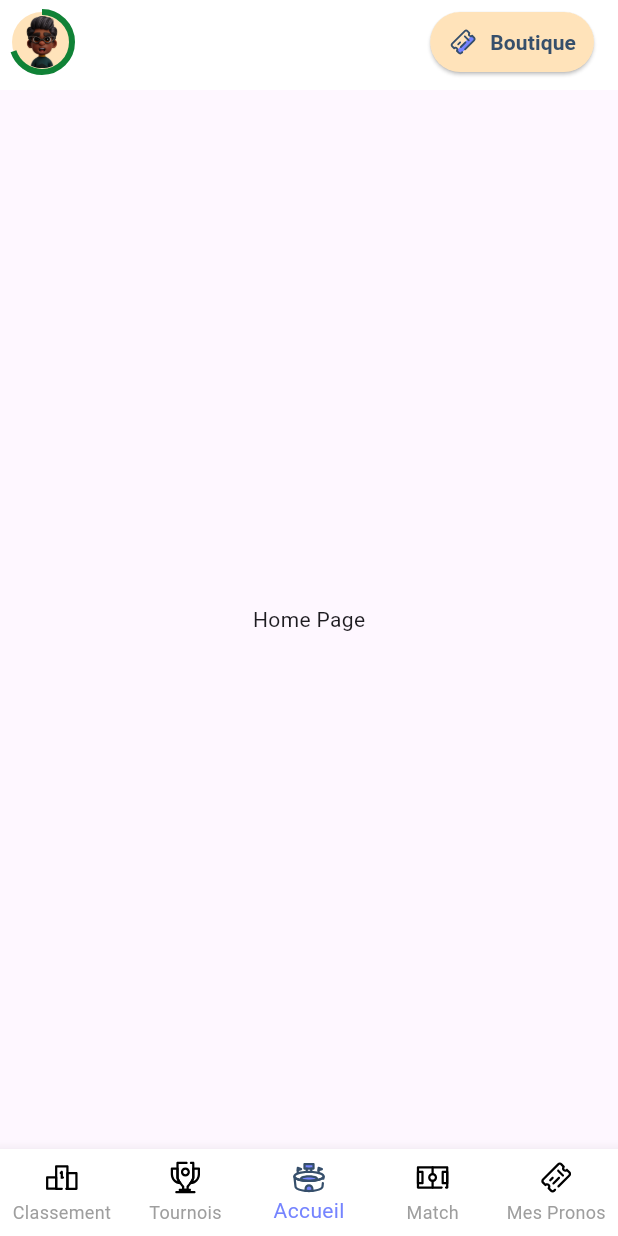
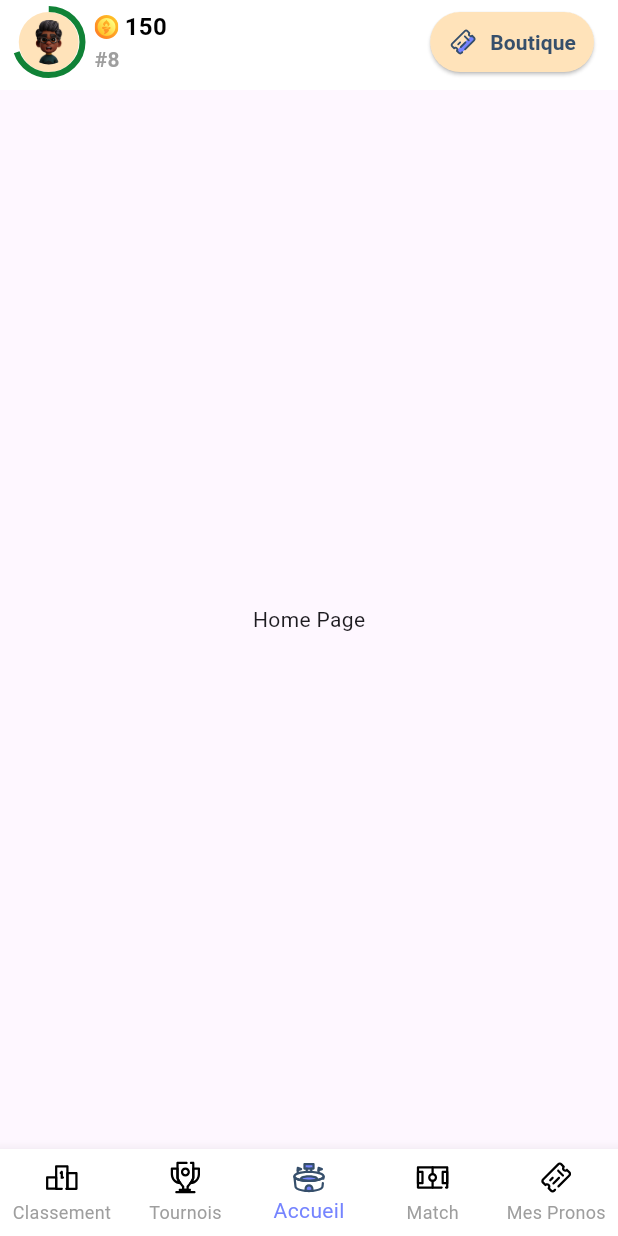
Before and after one commit to MAvyan/test_flutter, a Flutter app: the screen it shows after launch, on a phone screen of 412 x 824 dp. Run offline on Flutter 3.47's test engine with Material 3 defaults, Android fonts, the phone set to English and light mode, and no system bars; our stand-ins replace flutter_svg.

Commit message:
balance and rank

```diff
--- a/lib/TopNavigationBar.dart
+++ b/lib/TopNavigationBar.dart
@@ -1,6 +1,5 @@
 import 'package:flutter/material.dart';
 import 'package:flutter_svg/flutter_svg.dart';
-import 'dart:math' as math;
 
 class TopNavigationBar extends StatelessWidget implements PreferredSizeWidget {
   @override
@@ -12,39 +11,75 @@ class TopNavigationBar extends StatelessWidget implements PreferredSizeWidget {
       backgroundColor: Colors.white,
       elevation: 0,
       centerTitle: true,
+      leadingWidth: 150,
       leading: Padding(
-        padding: const EdgeInsets.all(8.0),
-        child: Stack(
+        padding: const EdgeInsets.only(left: 10.0, top: 6.0, bottom: 6.0), // Added left padding
+        child: Row(
+          children: [
+            // Profile picture with yellow background and progress bar
+            Stack(
               alignment: Alignment.center,
               children: [
-            // Circular yellow background
                 Container(
                   decoration: BoxDecoration(
                     shape: BoxShape.circle,
-                color: Color(0xFFFFE3BA), // Yellow background
+                    color: Color(0xFFFFE3BA),
                   ),
+                  width: 40,
+                  height: 40,
+                ),
+                SizedBox(
                   width: 45,
                   height: 45,
-            ),
-            // Green progress indicator
-            SizedBox(
-              width: 50,
-              height: 50,
                   child: CircularProgressIndicator(
-                value: 0.7, // Set the progress value here
+                    value: 0.7, // Set progress value
                     strokeWidth: 4,
-                valueColor: AlwaysStoppedAnimation<Color>(Color(0xFF108236)), // Green color
+                    valueColor: AlwaysStoppedAnimation<Color>(Color(0xFF108236)),
                     backgroundColor: Colors.transparent,
                   ),
                 ),
-            // Profile image
                 ClipOval(
                   child: Image.asset(
-                'lib/img/person.png', // Use the path to your PNG file here
-                width: 35,
-                height: 35,
+                    'lib/img/person.png',
+                    width: 30,
+                    height: 30,
                     fit: BoxFit.cover,
                   ),
+                ),
+              ],
+            ),
+            SizedBox(width: 8),
+            // Balance and Ranking
+            Column(
+              mainAxisAlignment: MainAxisAlignment.center,
+              crossAxisAlignment: CrossAxisAlignment.start,
+              children: [
+                Row(
+                  children: [
+                    SvgPicture.asset(
+                      'lib/img/coins.svg',
+                      height: 16,
+                    ),
+                    SizedBox(width: 4),
+                    Text(
+                      '150', // Replace with dynamic balance
+                      style: TextStyle(
+                        color: Colors.black,
+                        fontWeight: FontWeight.bold,
+                        fontSize: 16,
+                      ),
+                    ),
+                  ],
+                ),
+                Text(
+                  '#8', // Replace with dynamic ranking
+                  style: TextStyle(
+                    color: Colors.grey,
+                    fontSize: 14,
+                    fontWeight: FontWeight.bold,
+                  ),
+                ),
+              ],
             ),
           ],
         ),
@@ -53,9 +88,7 @@ class TopNavigationBar extends StatelessWidget implements PreferredSizeWidget {
         Padding(
           padding: const EdgeInsets.only(right: 16.0),
           child: ElevatedButton(
-            onPressed: () {
-              // Action when the button is tapped
-            },
+            onPressed: () {},
             style: ElevatedButton.styleFrom(
               backgroundColor: Color(0xFFFFE3BA),
               shape: RoundedRectangleBorder(
--- a/pubspec.yaml
+++ b/pubspec.yaml
@@ -35,3 +35,4 @@ flutter:
     - lib/img/ticket_primary.svg
     - lib/img/shop.svg
     - lib/img/person.png
+    - lib/img/coins.svg
```
Lines whose indentation alone changed are shown as unchanged.
